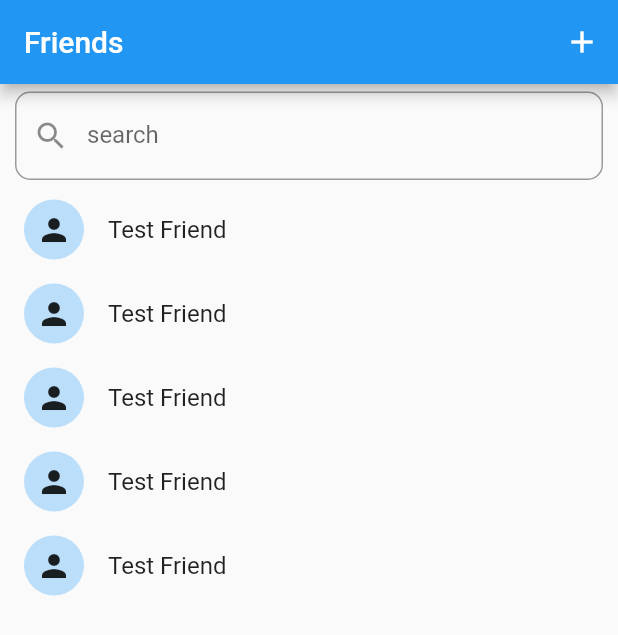
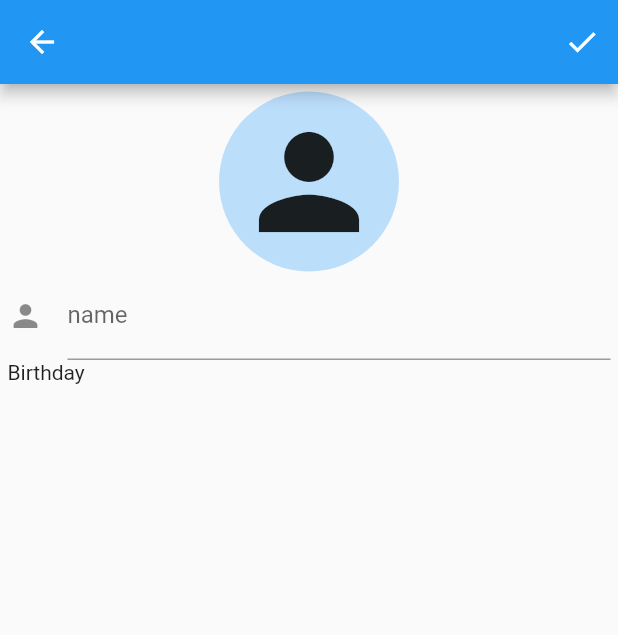
Before and after one commit to nmskm240/friend_list, a Flutter app: the screen it shows after launch, after a tap on the "add" icon, on a phone screen of 412 x 824 dp. Shown: the top 635 px of the screen. Run offline on Flutter 3.47's test engine with Material 2 defaults, Android fonts, the phone set to English and light mode, and no system bars.

Commit message:
create edit page

```diff
--- a/lib/app.dart
+++ b/lib/app.dart
@@ -1,5 +1,6 @@
 import 'package:flutter/material.dart';
 import 'package:friend_list/view/friend_detail.dart';
+import 'package:friend_list/view/friend_edit.dart';
 import 'package:friend_list/view/friends.dart';
 
 class App extends StatelessWidget {
@@ -16,6 +17,7 @@ class App extends StatelessWidget {
       routes: <String, WidgetBuilder>{
         "/friends": (BuildContext context) => const Friends(),
         "/friends/detail": (BuildContext context) => const FriendDetail(),
+        "/friends/edit": (BuildContext context) => const FriendEdit(),
       },
     );
   }
--- /dev/null
+++ b/lib/view/friend_edit.dart
@@ -0,0 +1,54 @@
+import 'package:flutter/material.dart';
+
+class FriendEdit extends StatelessWidget {
+  const FriendEdit({Key? key}) : super(key: key);
+
+  @override
+  Widget build(BuildContext context) {
+    return Scaffold(
+      appBar: AppBar(
+        actions: <Widget>[
+          IconButton(
+            icon: const Icon(Icons.check),
+            onPressed: () {
+              //TODO: edit process
+              Navigator.pop(context);
+            },
+          ),
+        ],
+      ),
+      body: SingleChildScrollView(
+        child: Padding(
+          padding: const EdgeInsets.all(5),
+          child: Form(
+            child: Column(
+              children: <Widget>[
+                const CircleAvatar(
+                  radius: 60,
+                  child: Icon(
+                    Icons.person,
+                    size: 100,
+                  ),
+                ),
+                TextFormField(
+                  decoration: const InputDecoration(
+                    label: Text("name"),
+                    icon: Icon(Icons.person),
+                  ),
+                ),
+                Column(
+                  children: const <Widget>[
+                    Align(
+                      alignment: Alignment.centerLeft,
+                      child: Text("Birthday"),
+                    ),
+                  ],
+                ),
+              ],
+            ),
+          ),
+        ),
+      ),
+    );
+  }
+}
--- a/lib/view/friends.dart
+++ b/lib/view/friends.dart
@@ -12,7 +12,9 @@ class Friends extends StatelessWidget {
         actions: <Widget>[
           IconButton(
             icon: const Icon(Icons.add),
-            onPressed: () {},
+            onPressed: () async {
+              await Navigator.pushNamed(context, "/friends/edit");
+            },
           )
         ],
       ),
```
